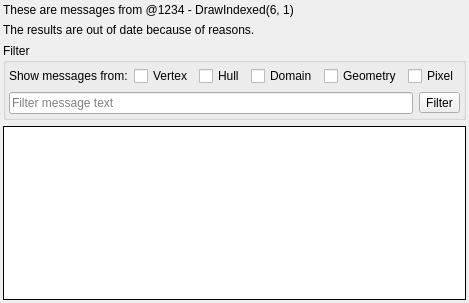
Above: qrenderdoc/Windows/ShaderMessageViewer.ui from baldurk/renderdoc before the change. Below: the same form after it.
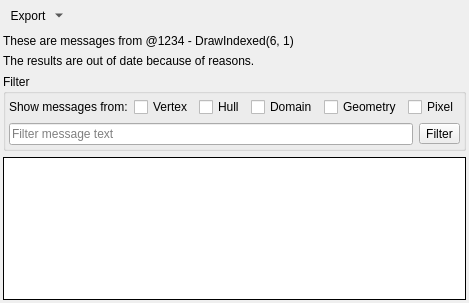
That is the form after the change. Icons and pictures are not drawn. Custom widgets are drawn as their Qt base class.

Commit message: Add export options and multi-select to shader msg viewer. Closes #2321

Diff of the .ui file:
```diff
--- a/qrenderdoc/Windows/ShaderMessageViewer.ui
+++ b/qrenderdoc/Windows/ShaderMessageViewer.ui
@@ -26,6 +26,59 @@
    <property name="bottomMargin">
     <number>3</number>
    </property>
+   <item>
+    <layout class="QHBoxLayout" name="toolbarHorizontalLayout">
+      <property name="spacing">
+        <number>5</number>
+      </property>
+      <property name="leftMargin">
+        <number>0</number>
+      </property>
+      <property name="topMargin">
+        <number>2</number>
+      </property>
+      <property name="rightMargin">
+        <number>6</number>
+      </property>
+      <property name="bottomMargin">
+        <number>2</number>
+      </property>
+      <item>
+        <widget class="QToolButton" name="exportButton">
+          <property name="text">
+            <string>Export</string>
+          </property>
+          <property name="icon">
+            <iconset resource="../Resources/resources.qrc">
+              <normaloff>:/save.png</normaloff>:/save.png
+            </iconset>
+          </property>
+          <property name="toolButtonStyle">
+            <enum>Qt::ToolButtonTextBesideIcon</enum>
+          </property>
+          <property name="popupMode">
+            <enum>QToolButton::MenuButtonPopup</enum>
+          </property>
+          <property name="autoRaise">
+            <bool>true</bool>
+          </property>
+        </widget>
+      </item>
+      <item>
+        <spacer name="toolbarHorizontalSpacer">
+          <property name="orientation">
+            <enum>Qt::Horizontal</enum>
+          </property>
+          <property name="sizeHint" stdset="0">
+            <size>
+              <width>40</width>
+              <height>20</height>
+            </size>
+          </property>
+        </spacer>
+      </item>
+    </layout>
+   </item>
    <item>
     <widget class="RDLabel" name="label">
      <property name="text">
```
Left out of the diff: 6 changed lines with no effect on the pictures. The commit also changes 2 other files.
